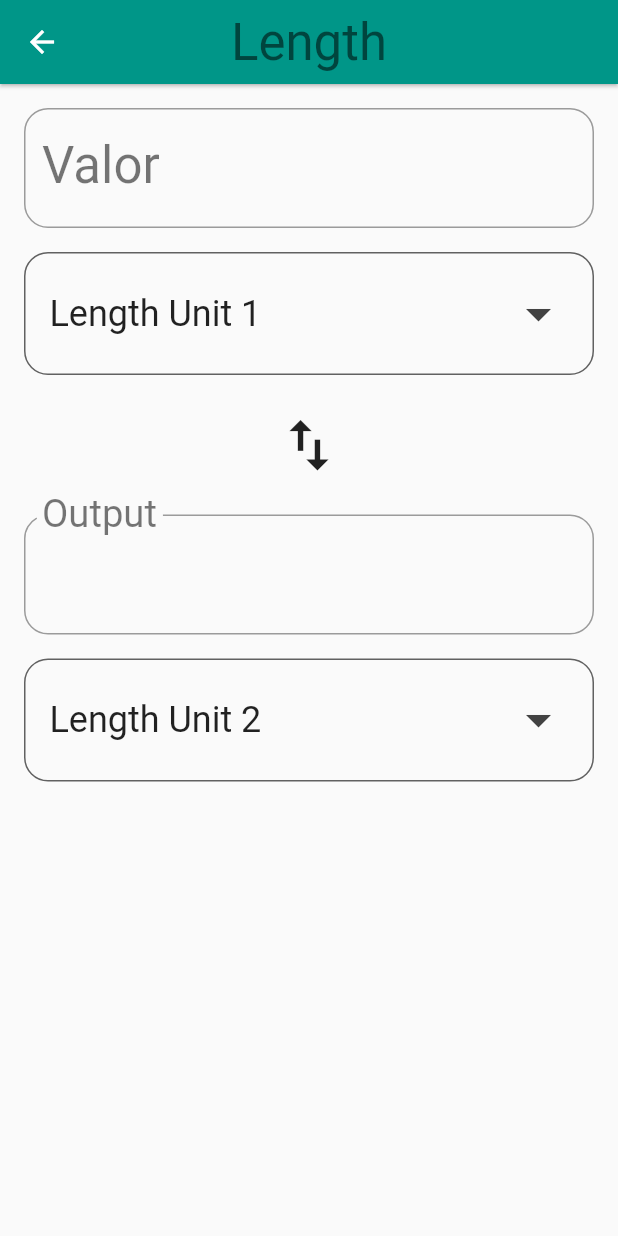
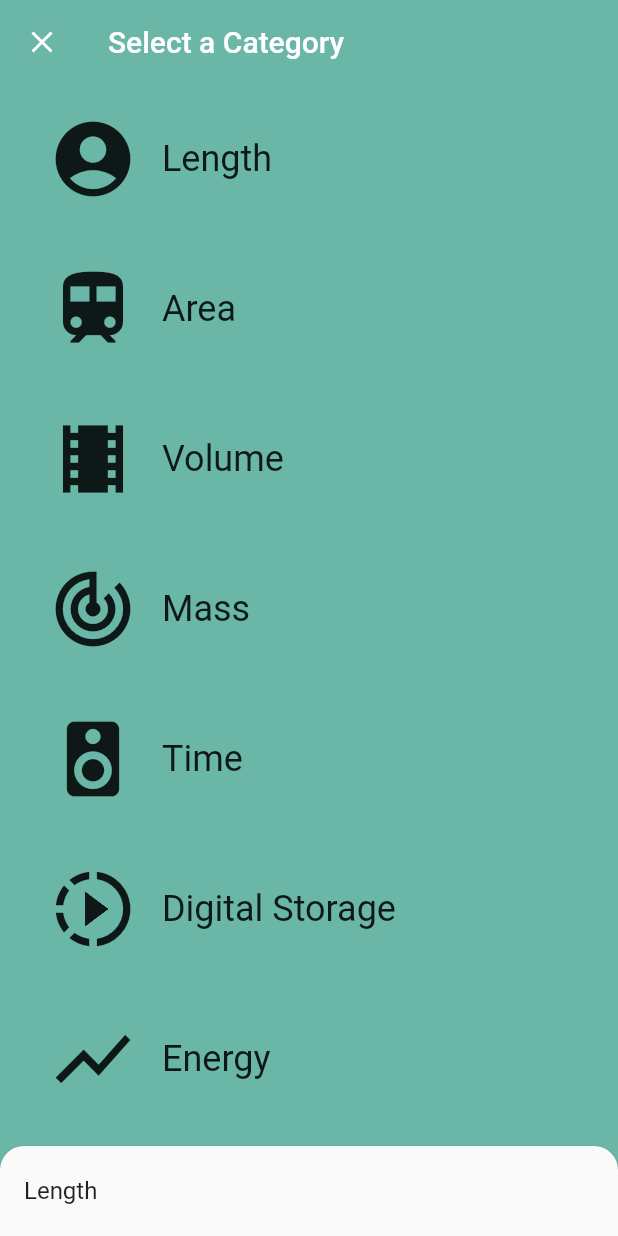
Before and after one commit to 90lucasgabriel/unity-converter, a Flutter app: the screen it shows after launch, after a tap on "Length", on a phone screen of 412 x 824 dp. Run offline on Flutter 3.47's test engine with Material 2 defaults, Android fonts, the phone set to English and light mode, and no system bars.

Commit message:
- New: Backdrop style; - Update: Category tile; - Update: Rename unit;

```diff
--- /dev/null
+++ b/lib/backdrop.dart
@@ -0,0 +1,274 @@
+import 'dart:math' as math;
+
+import 'package:flutter/material.dart';
+import 'package:meta/meta.dart';
+
+import 'category.dart';
+
+const double _kFlingVelocity = 2.0;
+
+class _BackdropPanel extends StatelessWidget {
+  const _BackdropPanel({
+    Key key,
+    this.onTap,
+    this.onVerticalDragUpdate,
+    this.onVerticalDragEnd,
+    this.title,
+    this.child,
+  }) : super(key: key);
+
+  final VoidCallback onTap;
+  final GestureDragUpdateCallback onVerticalDragUpdate;
+  final GestureDragEndCallback onVerticalDragEnd;
+  final Widget title;
+  final Widget child;
+
+  @override
+  Widget build(BuildContext context) {
+    return Material(
+      elevation: 2.0,
+      borderRadius: BorderRadius.only(
+        topLeft: Radius.circular(16.0),
+        topRight: Radius.circular(16.0),
+      ),
+      child: Column(
+        crossAxisAlignment: CrossAxisAlignment.stretch,
+        children: <Widget>[
+          GestureDetector(
+            behavior: HitTestBehavior.opaque,
+            onVerticalDragUpdate: onVerticalDragUpdate,
+            onVerticalDragEnd: onVerticalDragEnd,
+            onTap: onTap,
+            child: Container(
+              height: 60.0,
+              padding: EdgeInsetsDirectional.only(start: 16.0),
+              alignment: AlignmentDirectional.centerStart,
+              child: DefaultTextStyle(
+                style: Theme.of(context).textTheme.subhead,
+                child: title,
+              ),
+            ),
+          ),
+          Divider(
+            height: 1.0,
+          ),
+          Expanded(
+            child: child,
+          ),
+        ],
+      ),
+    );
+  }
+}
+
+class _BackdropTitle extends AnimatedWidget {
+  final Widget frontTitle;
+  final Widget backTitle;
+
+  const _BackdropTitle({
+    Key key,
+    Listenable listenable,
+    this.frontTitle,
+    this.backTitle,
+  }) : super(key: key, listenable: listenable);
+
+  @override
+  Widget build(BuildContext context) {
+    final Animation<double> animation = this.listenable;
+    return DefaultTextStyle(
+      style: Theme.of(context).primaryTextTheme.title,
+      softWrap: false,
+      overflow: TextOverflow.ellipsis,
+      // Here, we do a custom cross fade between backTitle and frontTitle.
+      // This makes a smooth animation between the two texts.
+      child: Stack(
+        children: <Widget>[
+          Opacity(
+            opacity: CurvedAnimation(
+              parent: ReverseAnimation(animation),
+              curve: Interval(0.5, 1.0),
+            ).value,
+            child: backTitle,
+          ),
+          Opacity(
+            opacity: CurvedAnimation(
+              parent: animation,
+              curve: Interval(0.5, 1.0),
+            ).value,
+            child: frontTitle,
+          ),
+        ],
+      ),
+    );
+  }
+}
+
+/// Builds a Backdrop.
+///
+/// A Backdrop widget has two panels, front and back. The front panel is shown
+/// by default, and slides down to show the back panel, from which a user
+/// can make a selection. The user can also configure the titles for when the
+/// front or back panel is showing.
+class Backdrop extends StatefulWidget {
+  final Category currentCategory;
+  final Widget frontPanel;
+  final Widget backPanel;
+  final Widget frontTitle;
+  final Widget backTitle;
+
+  const Backdrop({
+    @required this.currentCategory,
+    @required this.frontPanel,
+    @required this.backPanel,
+    @required this.frontTitle,
+    @required this.backTitle,
+  })  : assert(currentCategory != null),
+        assert(frontPanel != null),
+        assert(backPanel != null),
+        assert(frontTitle != null),
+        assert(backTitle != null);
+
+  @override
+  _BackdropState createState() => _BackdropState();
+}
+
+class _BackdropState extends State<Backdrop>
+    with SingleTickerProviderStateMixin {
+  final GlobalKey _backdropKey = GlobalKey(debugLabel: 'Backdrop');
+  AnimationController _controller;
+
+  @override
+  void initState() {
+    super.initState();
+    // This creates an [AnimationController] that can allows for animation for
+    // the BackdropPanel. 0.00 means that the front panel is in "tab" (hidden)
+    // mode, while 1.0 means that the front panel is open.
+    _controller = AnimationController(
+      duration: Duration(milliseconds: 300),
+      value: 1.0,
+      vsync: this,
+    );
+  }
+
+  @override
+  void didUpdateWidget(Backdrop old) {
+    super.didUpdateWidget(old);
+    if (widget.currentCategory != old.currentCategory) {
+      setState(() {
+        _controller.fling(
+            velocity:
+                _backdropPanelVisible ? -_kFlingVelocity : _kFlingVelocity);
+      });
+    } else if (!_backdropPanelVisible) {
+      setState(() {
+        _controller.fling(velocity: _kFlingVelocity);
+      });
+    }
+  }
+
+  @override
+  void dispose() {
+    _controller.dispose();
+    super.dispose();
+  }
+
+  bool get _backdropPanelVisible {
+    final AnimationStatus status = _controller.status;
+    return status == AnimationStatus.completed ||
+        status == AnimationStatus.forward;
+  }
+
+  void _toggleBackdropPanelVisibility() {
+    FocusScope.of(context).requestFocus(FocusNode());
+    _controller.fling(
+        velocity: _backdropPanelVisible ? -_kFlingVelocity : _kFlingVelocity);
+  }
+
+  double get _backdropHeight {
+    final RenderBox renderBox = _backdropKey.currentContext.findRenderObject();
+    return renderBox.size.height;
+  }
+
+  // By design: the panel can only be opened with a swipe. To close the panel
+  // the user must either tap its heading or the backdrop's menu icon.
+
+  void _handleDragUpdate(DragUpdateDetails details) {
+    if (_controller.isAnimating ||
+        _controller.status == AnimationStatus.completed) return;
+
+    _controller.value -= details.primaryDelta / _backdropHeight;
+  }
+
+  void _handleDragEnd(DragEndDetails details) {
+    if (_controller.isAnimating ||
+        _controller.status == AnimationStatus.completed) return;
+
+    final double flingVelocity =
+        details.velocity.pixelsPerSecond.dy / _backdropHeight;
+    if (flingVelocity < 0.0)
+      _controller.fling(velocity: math.max(_kFlingVelocity, -flingVelocity));
+    else if (flingVelocity > 0.0)
+      _controller.fling(velocity: math.min(-_kFlingVelocity, -flingVelocity));
+    else
+      _controller.fling(
+          velocity:
+              _controller.value < 0.5 ? -_kFlingVelocity : _kFlingVelocity);
+  }
+
+  Widget _buildStack(BuildContext context, BoxConstraints constraints) {
+    const double panelTitleHeight = 60.0;
+    final Size panelSize = constraints.biggest;
+    final double panelTop = panelSize.height - panelTitleHeight;
+
+    Animation<RelativeRect> panelAnimation = RelativeRectTween(
+      begin: RelativeRect.fromLTRB(
+          0.0, panelTop, 0.0, panelTop - panelSize.height),
+      end: RelativeRect.fromLTRB(0.0, 0.0, 0.0, 0.0),
+    ).animate(_controller.view);
+
+    return Container(
+      key: _backdropKey,
+      color: widget.currentCategory.color,
+      child: Stack(
+        children: <Widget>[
+          widget.backPanel,
+          PositionedTransition(
+            rect: panelAnimation,
+            child: _BackdropPanel(
+              onTap: _toggleBackdropPanelVisibility,
+              onVerticalDragUpdate: _handleDragUpdate,
+              onVerticalDragEnd: _handleDragEnd,
+              title: Text(widget.currentCategory.title),
+              child: widget.frontPanel,
+            ),
+          ),
+        ],
+      ),
+    );
+  }
+
+  @override
+  Widget build(BuildContext context) {
+    return Scaffold(
+      appBar: AppBar(
+        backgroundColor: widget.currentCategory.color,
+        elevation: 0.0,
+        leading: IconButton(
+          onPressed: _toggleBackdropPanelVisibility,
+          icon: AnimatedIcon(
+            icon: AnimatedIcons.close_menu,
+            progress: _controller.view,
+          ),
+        ),
+        title: _BackdropTitle(
+          listenable: _controller.view,
+          frontTitle: widget.frontTitle,
+          backTitle: widget.backTitle,
+        ),
+      ),
+      body: LayoutBuilder(
+        builder: _buildStack,
+      ),
+    );
+  }
+}
--- a/lib/category.dart
+++ b/lib/category.dart
@@ -1,18 +1,13 @@
 import 'package:flutter/material.dart';
-import 'converter_route.dart';
 import 'unit.dart';
 
-final _rowHeight = 100.0;
-final _borderRadius = BorderRadius.circular(_rowHeight / 2);
-
-class Category extends StatelessWidget {
+class Category {
   final String title;
   final ColorSwatch color;
   final IconData icon;
   final List<Unit> units;
 
   const Category({
-    Key key,
     @required this.title,
     @required this.color,
     @required this.icon,
@@ -20,56 +15,5 @@ class Category extends StatelessWidget {
   })  : assert(title != null),
         assert(color != null),
         assert(icon != null),
-        assert(units != null),
-        super(key: key);
-
-  /// Navigates to the [ConverterRoute].
-  void _navigateToConverter(BuildContext context) {
-    Navigator.of(context).push(MaterialPageRoute<Null>(
-      builder: (BuildContext context) {
-        return ConverterRoute(
-            color: color,
-            title: title,
-            units: units,
-        );
-      })
-    );
-  }
-
-  @override
-  Widget build(BuildContext context) {
-    return Material(
-      color: Colors.transparent,
-      child: Container(
-        height: _rowHeight,
-        child: InkWell(
-          borderRadius: _borderRadius,
-          highlightColor: color,
-          splashColor: color,
-          onTap: () => _navigateToConverter(context),
-          child: Padding(
-            padding: EdgeInsets.all(8.0),
-            child: Row(
-              children: <Widget>[
-                Padding(
-                  padding: EdgeInsets.fromLTRB(16.0, 0.0, 16.0, 0.0),
-                  child: Icon(
-                    icon,
-                    size: 60.0,
-                  ),
-                ),
-                Center(
-                  child: Text(
-                    title,
-                    textAlign: TextAlign.center,
-                    style: Theme.of(context).textTheme.headline,
-                  ),
-                ),
-              ],
-            ),
-          ),
-        ),
-      ),
-    );
-  }
+        assert(units != null);
 }
--- a/lib/category_route.dart
+++ b/lib/category_route.dart
@@ -1,8 +1,9 @@
 import 'package:flutter/material.dart';
+import 'backdrop.dart';
 import 'category.dart';
+import 'category_tile.dart';
 import 'unit.dart';
-
-final _backgroundColor = Colors.amberAccent;
+import 'unit_converter.dart';
 
 class CategoryRoute extends StatefulWidget {
   CategoryRoute();
@@ -12,6 +13,8 @@ class CategoryRoute extends StatefulWidget {
 }
 
 class _CategoryRouteState extends State<CategoryRoute> {
+  Category _defaultCategory;
+  Category _currentCategory;
   final _categories = <Category>[];
 
   static const List<String> _categoryTitles = <String>[
@@ -26,14 +29,39 @@ class _CategoryRouteState extends State<CategoryRoute> {
   ];
 
   static const List<ColorSwatch> _categoryColors = <ColorSwatch>[
-    Colors.teal,
-    Colors.orange,
-    Colors.pinkAccent,
-    Colors.blueAccent,
-    Colors.yellow,
-    Colors.greenAccent,
-    Colors.purpleAccent,
-    Colors.red,
+    ColorSwatch(0xFF6AB7A8, {
+      'highlight': Color(0xFF6AB7A8),
+      'splash': Color(0xFF0ABC9B),
+    }),
+    ColorSwatch(0xFFFFD28E, {
+      'highlight': Color(0xFFFFD28E),
+      'splash': Color(0xFFFFA41C),
+    }),
+    ColorSwatch(0xFFFFB7DE, {
+      'highlight': Color(0xFFFFB7DE),
+      'splash': Color(0xFFF94CBF),
+    }),
+    ColorSwatch(0xFF8899A8, {
+      'highlight': Color(0xFF8899A8),
+      'splash': Color(0xFFA9CAE8),
+    }),
+    ColorSwatch(0xFFEAD37E, {
+      'highlight': Color(0xFFEAD37E),
+      'splash': Color(0xFFFFE070),
+    }),
+    ColorSwatch(0xFF81A56F, {
+      'highlight': Color(0xFF81A56F),
+      'splash': Color(0xFF7CC159),
+    }),
+    ColorSwatch(0xFFD7C0E2, {
+      'highlight': Color(0xFFD7C0E2),
+      'splash': Color(0xFFCA90E5),
+    }),
+    ColorSwatch(0xFFCE9A9A, {
+      'highlight': Color(0xFFCE9A9A),
+      'splash': Color(0xFFF94D56),
+      'error': Color(0xFF912D2D),
+    }),
   ];
 
   static const List<IconData> _categoryIcons = <IconData>[
@@ -51,20 +79,37 @@ class _CategoryRouteState extends State<CategoryRoute> {
   void initState() {
     super.initState();
     for (var i = 0; i < _categoryTitles.length; i++) {
-      _categories.add(Category(
+      var category = Category(
         title: _categoryTitles[i],
         color: _categoryColors[i],
         icon: _categoryIcons[i],
         units: _retrieveUnitList(_categoryTitles[i]),
-      ));
+      );
+
+      if (i == 0) {
+        _defaultCategory = category;
+      }
+      _categories.add(category);
     }
   }
 
   Widget _buildCategoryWidgets() {
     return ListView.builder(
-      itemBuilder: (BuildContext context, int index) => _categories[index],
+      itemBuilder: (BuildContext context, int index) {
+        return CategoryTile(
+          category: _categories[index],
+          onTap: _onCategoryTap,
+        );
+      },
       itemCount: _categories.length,
     );
+  }
+
+  /// Function to call when a [Category] is tapped.
+  void _onCategoryTap(Category category) {
+    setState(() {
+      _currentCategory = category;
+    });
   }
 
   /// Returns a list of mock [Unit]s.
@@ -102,23 +147,23 @@ class _CategoryRouteState extends State<CategoryRoute> {
 
     final listView = Container(
       child: _buildCategoryWidgets(),
-      color: _backgroundColor,
-      padding: EdgeInsets.all(8.0),
-    );
-
-    final appBar = AppBar(
-      elevation: 0.0,
-      backgroundColor: _backgroundColor,
-      centerTitle: true,
-      title: Text(
-        'Unit Converter',
-        style: TextStyle(fontSize: 30.0, color: Colors.black),
+      color: Colors.transparent,
+      padding: EdgeInsets.only(
+        left: 8.0,
+        right: 8.0,
+        bottom: 48.0,
       ),
     );
 
-    return Scaffold(
-      appBar: appBar,
-      body: listView,
+    return Backdrop(
+      currentCategory:
+          _currentCategory == null ? _defaultCategory : _currentCategory,
+      frontPanel: _currentCategory == null
+          ? UnitConverter(category: _defaultCategory)
+          : UnitConverter(category: _currentCategory),
+      backPanel: listView,
+      frontTitle: Text('Unit Converter'),
+      backTitle: Text('Select a Category'),
     );
   }
 }
--- /dev/null
+++ b/lib/category_tile.dart
@@ -0,0 +1,55 @@
+import 'package:flutter/material.dart';
+import 'category.dart';
+
+final _rowHeight = 100.0;
+final _borderRadius = BorderRadius.circular(_rowHeight / 2);
+
+class CategoryTile extends StatelessWidget {
+  final Category category;
+  final ValueChanged<Category> onTap;
+
+  const CategoryTile({
+    Key key,
+    @required this.category,
+    @required this.onTap,
+  })  : assert(category != null),
+        assert(onTap != null),
+        super(key: key);
+
+  @override
+  Widget build(BuildContext context) {
+    return Material(
+      color: Colors.transparent,
+      child: Container(
+        height: _rowHeight,
+        child: InkWell(
+          borderRadius: _borderRadius,
+          highlightColor: category.color['highlight'],
+          splashColor: category.color['splash'],
+          onTap: () => onTap(category),
+          child: Padding(
+            padding: EdgeInsets.all(8.0),
+            child: Row(
+              children: <Widget>[
+                Padding(
+                  padding: EdgeInsets.fromLTRB(16.0, 0.0, 16.0, 0.0),
+                  child: Icon(
+                    category.icon,
+                    size: 60.0,
+                  ),
+                ),
+                Center(
+                  child: Text(
+                    category.title,
+                    textAlign: TextAlign.center,
+                    style: Theme.of(context).textTheme.headline,
+                  ),
+                ),
+              ],
+            ),
+          ),
+        ),
+      ),
+    );
+  }
+}
--- a/lib/converter_route.dart
+++ b/lib/unit_converter.dart
@@ -1,29 +1,23 @@
 import 'package:flutter/material.dart';
 import 'dropdown.dart';
+import 'category.dart';
 import 'unit.dart';
 
 const _padding = 16.0;
 const _borderRadius = 16.0;
-String dropdownValue = 'Lucas';
 
-class ConverterRoute extends StatefulWidget {
-  final String title;
-  final ColorSwatch color;
-  final List<Unit> units;
+class UnitConverter extends StatefulWidget {
+  final Category category;
 
-  const ConverterRoute({
-    @required this.title,
-    @required this.color,
-    @required this.units,
-  })  : assert(title != null),
-        assert(color != null),
-        assert(units != null);
+  const UnitConverter({
+    @required this.category,
+  }) : assert(category != null);
 
   @override
-  _ConverterRouteState createState() => _ConverterRouteState();
+  _UnitConverterState createState() => _UnitConverterState();
 }
 
-class _ConverterRouteState extends State<ConverterRoute> {
+class _UnitConverterState extends State<UnitConverter> {
   Unit _fromValue;
   Unit _toValue;
   double _inputValue;
@@ -41,7 +35,7 @@ class _ConverterRouteState extends State<ConverterRoute> {
   /// Creates fresh list of [DropdownMenuItem] widgets, given a list of [Unit]s.
   void _createDropdownMenuItems() {
     var newItems = <DropdownMenuItem>[];
-    for (var unit in widget.units) {
+    for (var unit in widget.category.units) {
       newItems.add(DropdownMenuItem(
         value: unit.name,
         child: Container(
@@ -60,8 +54,8 @@ class _ConverterRouteState extends State<ConverterRoute> {
   /// Sets the default values for the 'from' and 'to' [Dropdown]s.
   void _setDefaults() {
     setState(() {
-      _fromValue = widget.units[0];
-      _toValue = widget.units[1];
+      _fromValue = widget.category.units[0];
+      _toValue = widget.category.units[1];
     });
   }
 
@@ -109,7 +103,7 @@ class _ConverterRouteState extends State<ConverterRoute> {
   }
 
   Unit _getUnit(String unitName) {
-    return widget.units.firstWhere(
+    return widget.category.units.firstWhere(
       (Unit unit) {
         return unit.name == unitName;
       },
@@ -138,15 +132,6 @@ class _ConverterRouteState extends State<ConverterRoute> {
   @override
   Widget build(BuildContext context) {
     return Scaffold(
-      appBar: AppBar(
-        elevation: 1.0,
-        title: Text(
-          widget.title,
-          style: Theme.of(context).textTheme.display1,
-        ),
-        centerTitle: true,
-        backgroundColor: widget.color,
-      ),
       body: Container(
         child: Column(
           children: <Widget>[
@@ -175,7 +160,7 @@ class _ConverterRouteState extends State<ConverterRoute> {
                 borderRadius: BorderRadius.circular(_borderRadius),
               ),
               labelStyle: Theme.of(context).textTheme.display1,
-              labelText: 'Valor',
+              labelText: 'Value',
               errorText: _showValidationError ? 'Invalid number entered' : null,
             ),
           ),
@@ -232,9 +217,9 @@ class _ConverterRouteState extends State<ConverterRoute> {
   }
 
   List getUnit(BuildContext context) {
-    return widget.units.map((Unit unit) {
+    return widget.category.units.map((Unit unit) {
       return Container(
-        color: widget.color,
+        color: widget.category.color,
         margin: EdgeInsets.all(8.0),
         padding: EdgeInsets.all(16.0),
         child: Column(
```
